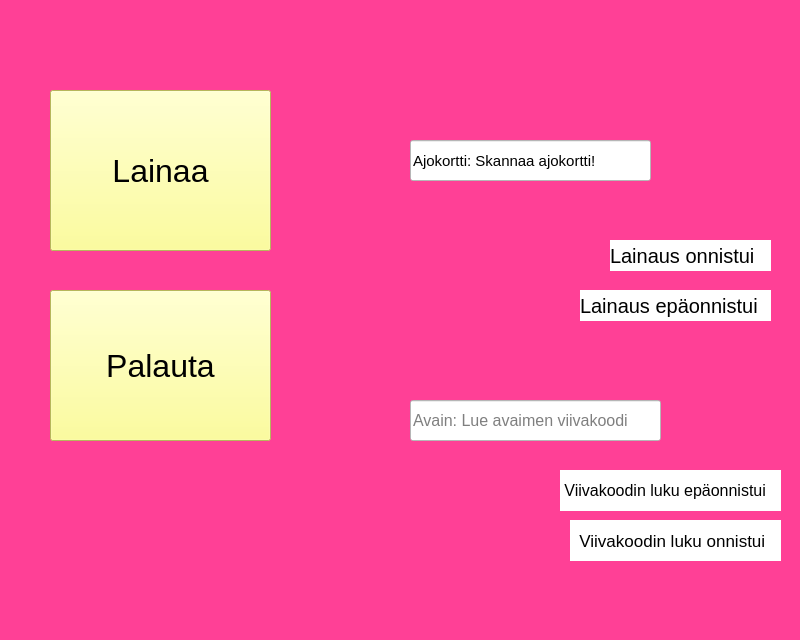
Qt form autolainausfirstPage.ui (50904/Autolainaus) before a commit.
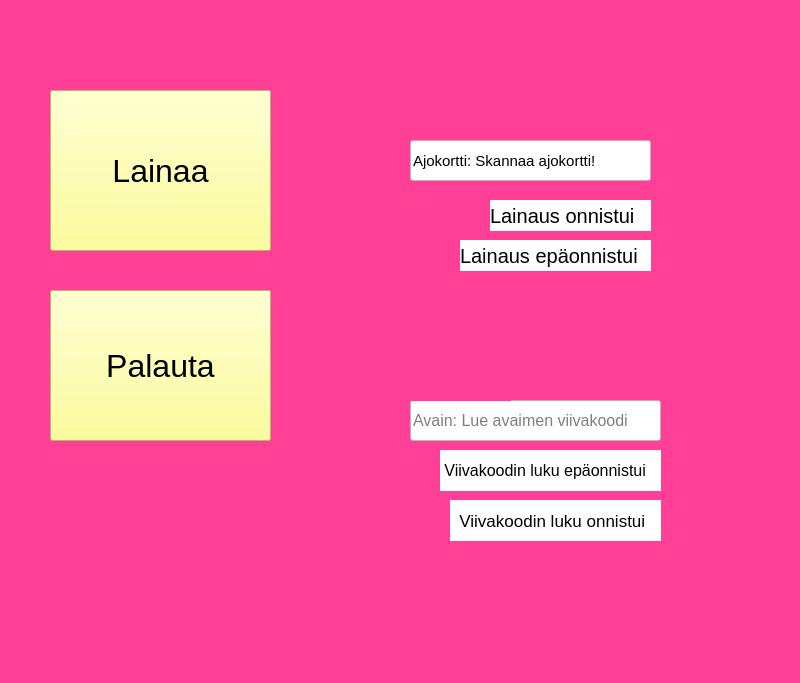
The same form after that commit. Icons and pictures are not drawn.

```diff
--- a/autolainausfirstPage.ui
+++ b/autolainausfirstPage.ui
@@ -10,7 +10,7 @@
     <x>0</x>
     <y>0</y>
     <width>800</width>
-    <height>640</height>
+    <height>683</height>
    </rect>
   </property>
   <property name="windowTitle">
@@ -91,8 +91,8 @@
    <widget class="QLabel" name="keyPictureLabel">
     <property name="geometry">
      <rect>
-      <x>30</x>
-      <y>480</y>
+      <x>380</x>
+      <y>310</y>
       <width>131</width>
       <height>91</height>
      </rect>
@@ -180,8 +180,8 @@
    <widget class="QLabel" name="rentSuccedLabel">
     <property name="geometry">
      <rect>
-      <x>610</x>
-      <y>240</y>
+      <x>490</x>
+      <y>200</y>
       <width>161</width>
       <height>31</height>
      </rect>
@@ -201,8 +201,8 @@
    <widget class="QLabel" name="renFailLabel">
     <property name="geometry">
      <rect>
-      <x>580</x>
-      <y>290</y>
+      <x>460</x>
+      <y>240</y>
       <width>191</width>
       <height>31</height>
      </rect>
@@ -222,8 +222,8 @@
    <widget class="QLabel" name="keyBarcodeSucced">
     <property name="geometry">
      <rect>
-      <x>570</x>
-      <y>520</y>
+      <x>450</x>
+      <y>500</y>
       <width>211</width>
       <height>41</height>
      </rect>
@@ -243,8 +243,8 @@
    <widget class="QLabel" name="keyBarcodefailLabel">
     <property name="geometry">
      <rect>
-      <x>560</x>
-      <y>470</y>
+      <x>440</x>
+      <y>450</y>
       <width>221</width>
       <height>41</height>
      </rect>
@@ -264,8 +264,8 @@
    <widget class="QLabel" name="carPictureLabel">
     <property name="geometry">
      <rect>
-      <x>450</x>
-      <y>340</y>
+      <x>520</x>
+      <y>330</y>
       <width>141</width>
       <height>41</height>
      </rect>
```
Left out of the diff: 8 changed lines with no effect on the pictures.
